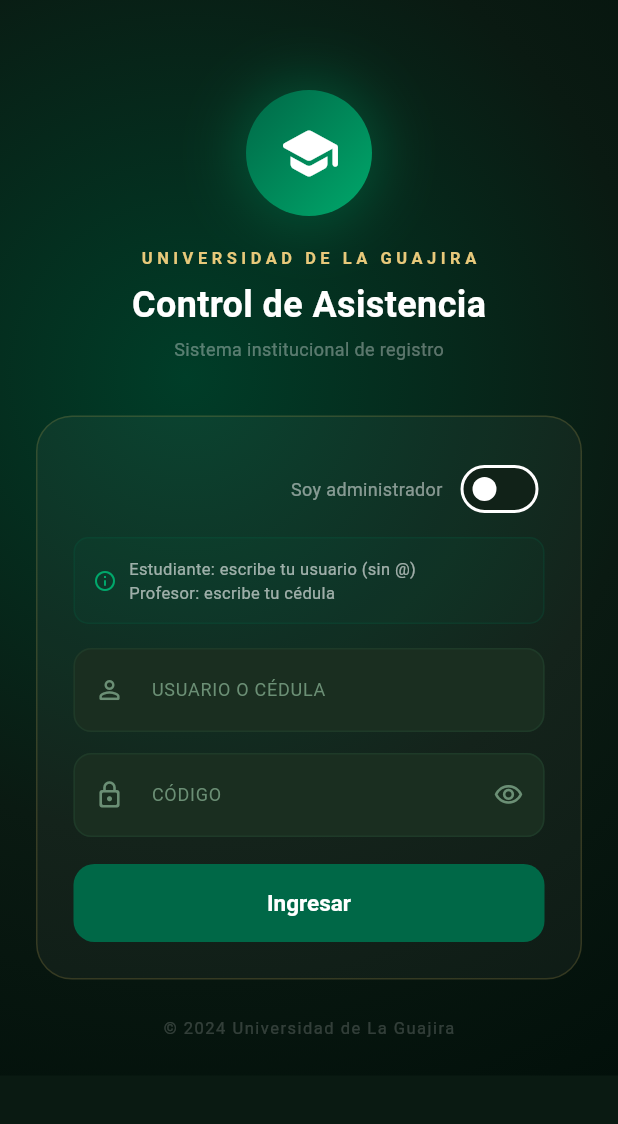
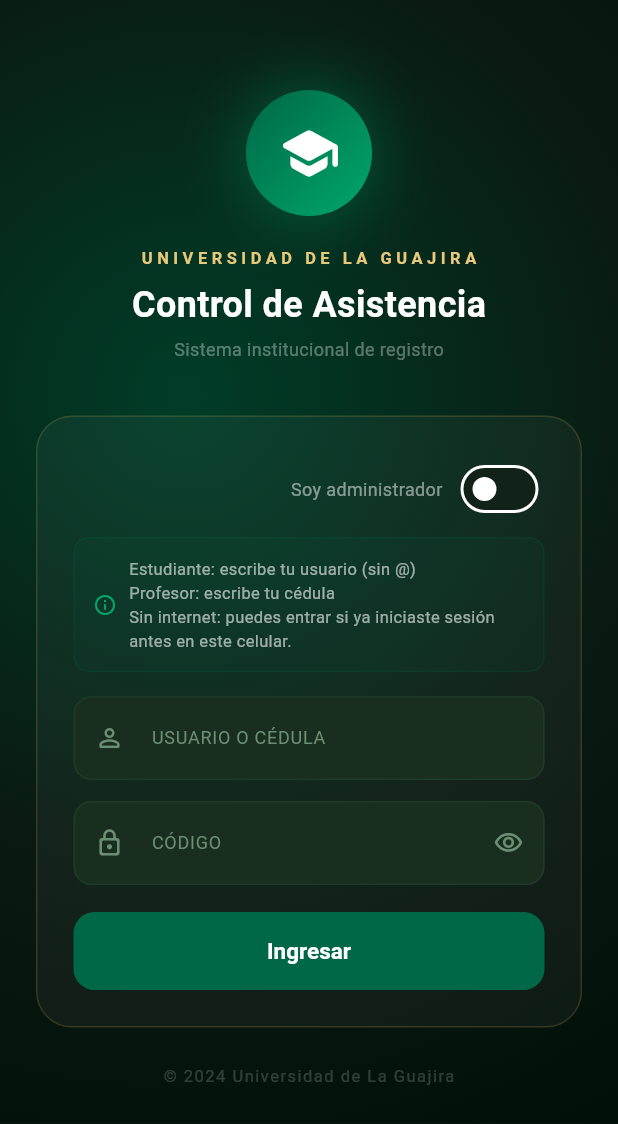
Before and after one commit to monterrosacotesjesusdavid-cyber/Aplicacion_uniguajira, a Flutter app: the screen it shows after launch, on a phone screen of 412 x 824 dp. Shown: the top 1124 px of the screen. Run offline on Flutter 3.47's test engine with Material 3 defaults, Android fonts, the phone set to English and light mode, and no system bars; our stand-ins replace camera, flutter_secure_storage, geolocator, shared_preferences; missing offline and left inert: google_mlkit_face_detection.

Commit message:
Update login_screen.dart

```diff
--- a/lib/screens/auth/login_screen.dart
+++ b/lib/screens/auth/login_screen.dart
@@ -146,7 +146,8 @@
                         const Icon(Icons.info_outline_rounded, color: C.verdeClaro, size: 16),
                         const SizedBox(width: 8),
                         Expanded(child: Text(
-                          'Estudiante: escribe tu usuario (sin @)\nProfesor: escribe tu cédula',
+                          'Estudiante: escribe tu usuario (sin @)\nProfesor: escribe tu cédula\n'
+                          'Sin internet: puedes entrar si ya iniciaste sesión antes en este celular.',
                           style: TextStyle(color: Colors.white.withOpacity(0.6), fontSize: 11),
                         )),
                       ]),
```
